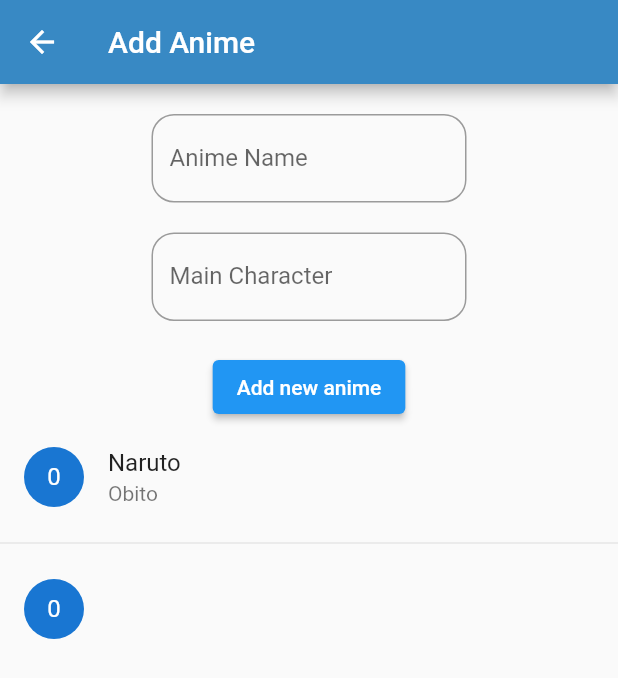
After one commit to vishnuvu-TTCT/Riverpod-Sample-Architecture, a Flutter app: the AddAnimeScreen screen opened directly, after a tap on "Add new anime", on a phone screen of 412 x 824 dp. The commit adds this screen. Shown: the top 678 px of the screen. Run offline on Flutter 3.47's test engine with Material 2 defaults, Android fonts, the phone set to English and light mode, and no system bars; our stand-ins replace dio, flutter_riverpod, hive_flutter, pretty_dio_logger; accounts and stored records are empty; network calls fail.

Commit message:
++Add new anime feature added

```diff
--- /dev/null
+++ b/lib/features/add_anime/model/add_anime.dart
@@ -0,0 +1,29 @@
+// To parse this JSON data, do
+//
+//     final addAnimeModel = addAnimeModelFromJson(jsonString);
+
+import 'dart:convert';
+
+List<AddAnimeModel> addAnimeModelFromJson(String str) => List<AddAnimeModel>.from(json.decode(str).map((x) => AddAnimeModel.fromJson(x)));
+
+String addAnimeModelToJson(List<AddAnimeModel> data) => json.encode(List<dynamic>.from(data.map((x) => x.toJson())));
+
+class AddAnimeModel {
+  AddAnimeModel({
+    required this.anime,
+    required this.character,
+  });
+
+  String anime;
+  String character;
+
+  factory AddAnimeModel.fromJson(Map<String, dynamic> json) => AddAnimeModel(
+    anime: json["anime"],
+    character: json["character"],
+  );
+
+  Map<String, dynamic> toJson() => {
+    "anime": anime,
+    "character": character,
+  };
+}
--- /dev/null
+++ b/lib/features/add_anime/provider/add_anime_provider.dart
@@ -0,0 +1,19 @@
+import 'package:flutter_riverpod/flutter_riverpod.dart';
+import 'package:riverpod_test/features/add_anime/model/add_anime.dart';
+
+final addAnimeProvider = StateNotifierProvider<AnimeCRUD, List<AddAnimeModel>>((ref) {
+  return AnimeCRUD();
+});
+  class AnimeCRUD extends StateNotifier<List<AddAnimeModel>> {
+  AnimeCRUD() : super([AddAnimeModel(anime: "Naruto", character: "Obito")]);
+
+  addAnime(String name, String character) {
+    state.add(AddAnimeModel(anime: name, character: character));
+    state = [...state];
+  }
+
+  removeAnime(AddAnimeModel animeModel) {
+    state.remove(animeModel);
+    state = [...state];
+  }
+}
--- /dev/null
+++ b/lib/features/add_anime/view/add_anime_view.dart
@@ -0,0 +1,67 @@
+import 'package:flutter/material.dart';
+import 'package:flutter_riverpod/flutter_riverpod.dart';
+import 'package:riverpod_test/features/add_anime/provider/add_anime_provider.dart';
+
+class AddAnimeScreen extends ConsumerWidget {
+  const AddAnimeScreen({Key? key}) : super(key: key);
+
+  @override
+  Widget build(BuildContext context, WidgetRef ref) {
+    final nameController = TextEditingController(text: '');
+    final characterController = TextEditingController(text: '');
+    final addAnime = ref.watch(addAnimeProvider);
+    return Scaffold(
+      appBar: AppBar(
+        backgroundColor: const Color(0xFF3889C4),
+        title: const Text("Add Anime"),
+      ),
+      body: Column(
+        children: [
+          Container(
+            padding: const EdgeInsets.all(20),
+            width: 250,
+            child: TextField(
+              controller: nameController,
+              decoration: InputDecoration(
+                label: const Text("Anime Name"),
+                border: OutlineInputBorder(
+                  borderRadius: BorderRadius.circular(15),
+                )
+              ),
+            ),
+          ),
+          Container(
+            padding: const EdgeInsets.only(left: 20,right: 20,bottom: 20),
+            width: 250,
+            child: TextField(
+              controller: characterController,
+              decoration: InputDecoration(
+                  label: const Text("Main Character"),
+                  border: OutlineInputBorder(
+                  borderRadius: BorderRadius.circular(15),
+                )
+              ),
+            ),
+          ),
+          ElevatedButton(onPressed: (){
+            ref.read(addAnimeProvider.notifier).addAnime(nameController.text, characterController.text);
+          }, child: const Text("Add new anime")),
+          Expanded(
+            child: ListView.separated(
+              shrinkWrap: true,
+              itemBuilder: (context, index) => ListTile(
+                onTap: () => ref.read(addAnimeProvider.notifier).removeAnime(addAnime[index]),
+                title: Text(addAnime[index].anime),
+                subtitle: Text(addAnime[index].character),
+                leading: const CircleAvatar(child: Text("0")),
+              ),
+              itemCount: addAnime.length,
+              separatorBuilder: (BuildContext context, int index) {
+                return const Divider();
+              },
+            ),
+          )        ],
+      ),
+    );
+  }
+}
--- a/lib/features/anime_list/view/anime_list_view.dart
+++ b/lib/features/anime_list/view/anime_list_view.dart
@@ -1,5 +1,6 @@
 import 'package:flutter/material.dart';
 import 'package:flutter_riverpod/flutter_riverpod.dart';
+import 'package:riverpod_test/features/add_anime/view/add_anime_view.dart';
 import 'package:riverpod_test/features/anime_list/provider/anime_list_provider.dart';
 
 class AnimeListView extends ConsumerWidget {
@@ -15,6 +16,10 @@ class AnimeListView extends ConsumerWidget {
               backgroundColor: const Color(0xFF3889C4),
               title: const Text("Riverpod Test"),
               actions: [
+                IconButton(onPressed: (){
+                  Navigator.push(context, MaterialPageRoute(builder: (context)=> const AddAnimeScreen()));
+                }, icon: const Icon(Icons.looks_one_rounded)),
+                IconButton(onPressed: (){}, icon: const Icon(Icons.two_k)),
                 IconButton(
                     onPressed: () {
                       ref.refresh(animeProvider);
```
Also changed, not shown: lib/features/add_anime/repo/add_anime_repo.dart (added).
